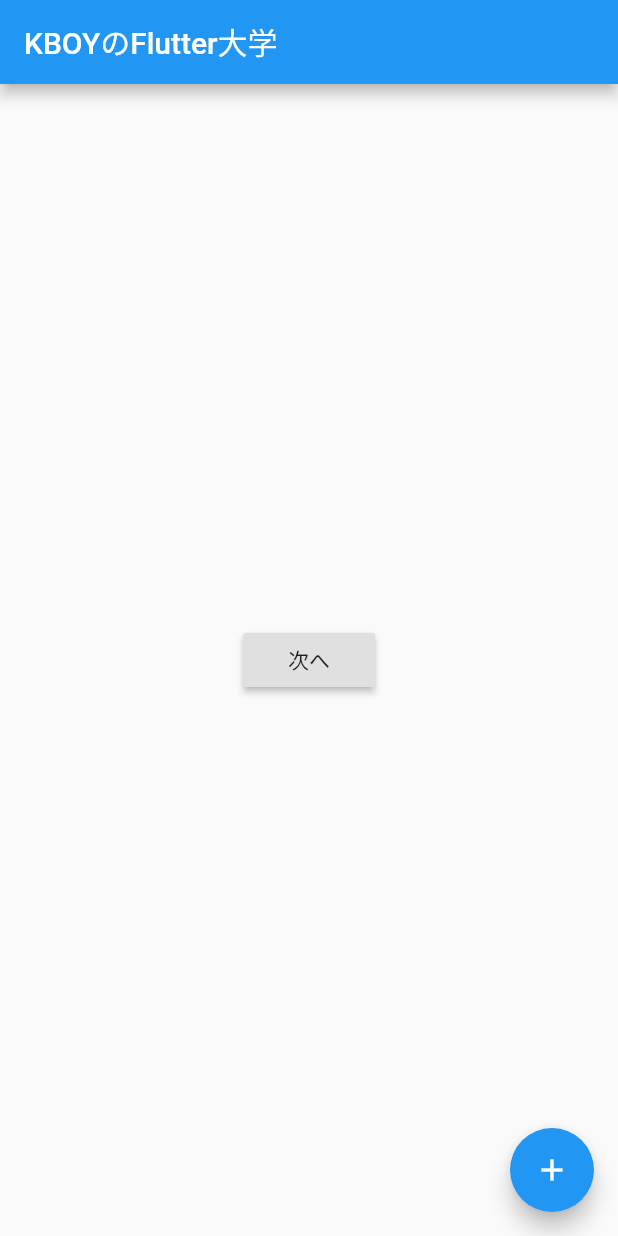
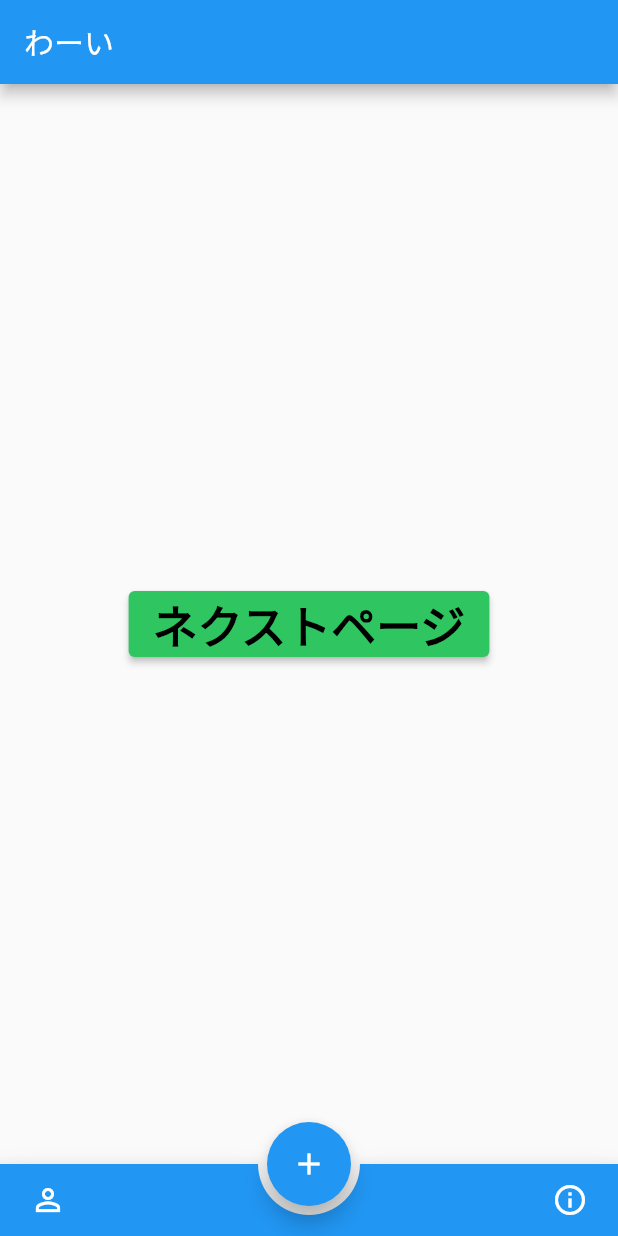
Before and after one commit to mochi-sann/flutter_learning, a Flutter app: the screen it shows after launch, on a phone screen of 412 x 824 dp. Run offline on Flutter 3.47's test engine with Material 2 defaults, Android fonts, the light colour scheme and no system bars.

Commit message:
色々した

```diff
--- a/lib/main.dart
+++ b/lib/main.dart
@@ -1,4 +1,6 @@
 import 'package:flutter/material.dart';
+
+import "nextpage.dart";
 
 void main() {
   runApp(MyApp());
@@ -27,20 +29,6 @@ class MyHomePage extends StatefulWidget {
   _MyHomePageState createState() => _MyHomePageState();
 }
 
-class NextPage extends StatelessWidget {
-  @override
-  Widget build(BuildContext context) {
-    return Scaffold(
-      appBar: AppBar(
-        title: Text('KBOYのFlutter大学'),
-      ),
-      body: Container(
-        color: Colors.red,
-      ),
-    );
-  }
-}
-
 class _MyHomePageState extends State<MyHomePage> {
   int _counter = 0;
 
@@ -58,16 +46,33 @@ class _MyHomePageState extends State<MyHomePage> {
 
   @override
   Widget build(BuildContext context) {
+    Color c = const Color(0xFF42A5F5);
     return Scaffold(
       appBar: AppBar(
-        title: Text('KBOYのFlutter大学'),
+        title: Text('わーい'),
       ),
       body: Center(
-        child: RaisedButton(
-          child: Text('次へ'),
+        child: ElevatedButton(
+          style: ElevatedButton.styleFrom(
+            primary: Color(0xFF2FC561), //ボタンの背景色
+          ),
+
+          // elevation: 16,
+          // color: Color(0xFF42A5F5),
+          // color: Colors.orange,
+          child: Text(
+            'ネクストページ',
+            style: TextStyle(
+              color: Color(0xFF000000),
+              fontWeight: FontWeight.bold,
+              fontSize: 30,
+            ),
+          ),
           onPressed: () {
             _incrementCounter();
-            print("ボタン押した");
+            print(
+              "ボタン押した",
+            );
             Navigator.push(
               context,
               MaterialPageRoute(builder: (context) => NextPage()),
@@ -75,11 +80,51 @@ class _MyHomePageState extends State<MyHomePage> {
           },
         ),
       ),
+      floatingActionButtonLocation: FloatingActionButtonLocation.centerDocked,
       floatingActionButton: FloatingActionButton(
-        onPressed: _incrementCounter,
-        tooltip: 'Increment',
+        backgroundColor: Theme.of(context).accentColor,
+        onPressed: () {},
         child: Icon(Icons.add),
       ),
+
+      bottomNavigationBar: BottomAppBar(
+        color: Theme.of(context).primaryColor,
+        notchMargin: 6.0,
+        shape: AutomaticNotchedShape(
+          RoundedRectangleBorder(),
+          StadiumBorder(
+            side: BorderSide(),
+          ),
+        ),
+        child: Padding(
+          padding: const EdgeInsets.symmetric(horizontal: 8.0),
+          child: new Row(
+            mainAxisSize: MainAxisSize.max,
+            mainAxisAlignment: MainAxisAlignment.spaceBetween,
+            children: <Widget>[
+              IconButton(
+                icon: Icon(
+                  Icons.person_outline,
+                  color: Colors.white,
+                ),
+                onPressed: () {},
+              ),
+              IconButton(
+                icon: Icon(
+                  Icons.info_outline,
+                  color: Colors.white,
+                ),
+                onPressed: () {},
+              ),
+            ],
+          ),
+        ),
+      ),
+      // floatingActionButton: FloatingActionButton(
+      //   onPressed: _incrementCounter,
+      //   tooltip: 'Increment',
+      //   child: Icon(Icons.add),
+      // ),
     );
   }
 }
```
Also changed, not shown: lib/buttombar.dart (added, +58 -0 lines), 6 other files.
